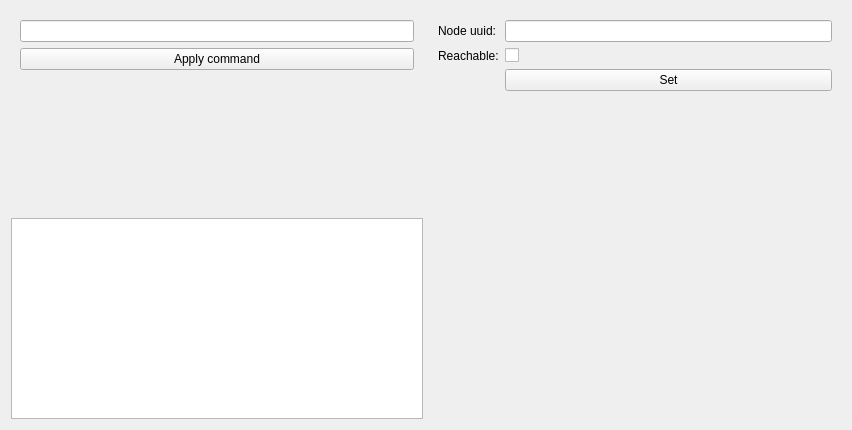
Qt form amr_gui/ui/control/ControlWidget.ui (JakubHazik/amr_fleet) before a commit.
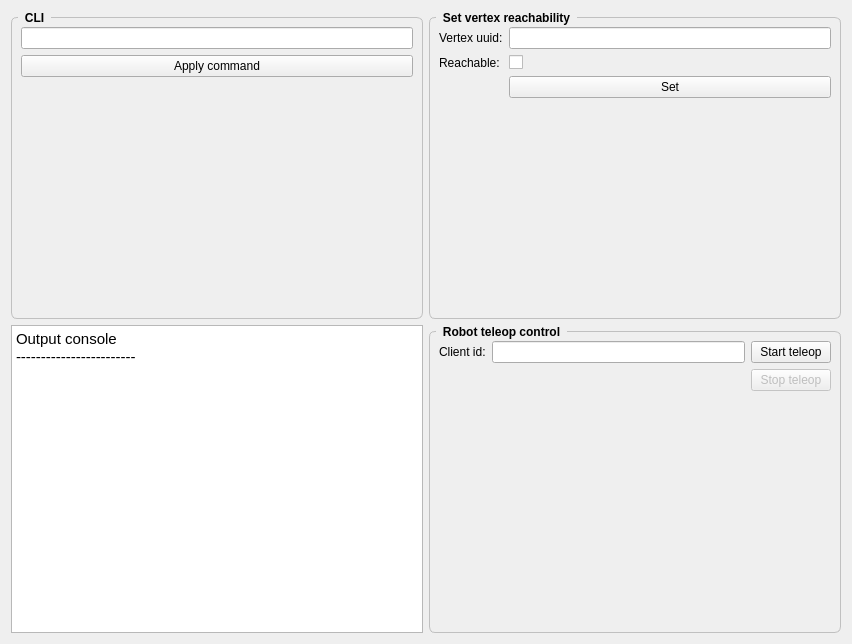
The same form after that commit. Custom widgets are drawn as their Qt base class.

Commit message: implement teleoperation from gui

Diff of the .ui file:
```diff
--- a/amr_gui/ui/control/ControlWidget.ui
+++ b/amr_gui/ui/control/ControlWidget.ui
@@ -7,7 +7,7 @@
     <x>0</x>
     <y>0</y>
     <width>852</width>
-    <height>430</height>
+    <height>644</height>
    </rect>
   </property>
   <property name="windowTitle">
@@ -15,7 +15,24 @@
   </property>
   <layout class="QGridLayout" name="gridLayout">
    <item row="0" column="1">
-    <widget class="QWidget" name="widget_2" native="true">
+    <widget class="QGroupBox" name="groupBox_3">
+     <property name="styleSheet">
+      <string notr="true">QGroupBox {
+    font: bold;
+    border: 1px solid silver;
+    border-radius: 6px;
+    margin-top: 6px;
+}
+
+QGroupBox::title {
+    subcontrol-origin: margin;
+    left: 7px;
+    padding: 0px 5px 0px 5px;
+}</string>
+     </property>
+     <property name="title">
+      <string>Set vertex reachability</string>
+     </property>
      <layout class="QGridLayout" name="gridLayout_3">
       <item row="3" column="1">
        <spacer name="verticalSpacer_2">
@@ -43,7 +60,7 @@
       <item row="0" column="0">
        <widget class="QLabel" name="label">
         <property name="text">
-         <string>Node uuid:</string>
+         <string>Vertex uuid:</string>
         </property>
        </widget>
       </item>
@@ -65,7 +82,24 @@
     </widget>
    </item>
    <item row="0" column="0">
-    <widget class="QWidget" name="widget" native="true">
+    <widget class="QGroupBox" name="groupBox">
+     <property name="styleSheet">
+      <string notr="true">QGroupBox {
+    font: bold;
+    border: 1px solid silver;
+    border-radius: 6px;
+    margin-top: 6px;
+}
+
+QGroupBox::title {
+    subcontrol-origin: margin;
+    left: 7px;
+    padding: 0px 5px 0px 5px;
+}</string>
+     </property>
+     <property name="title">
+      <string>CLI</string>
+     </property>
      <layout class="QGridLayout" name="gridLayout_2">
       <item row="3" column="1">
        <spacer name="verticalSpacer">
@@ -94,20 +128,89 @@
     </widget>
    </item>
    <item row="1" column="1">
-    <widget class="amr_gui::JoyPad" name="widgetJoy" native="true"/>
+    <widget class="QGroupBox" name="groupBox_2">
+     <property name="styleSheet">
+      <string notr="true">QGroupBox {
+    font: bold;
+    border: 1px solid silver;
+    border-radius: 6px;
+    margin-top: 6px;
+}
+
+QGroupBox::title {
+    subcontrol-origin: margin;
+    left: 7px;
+    padding: 0px 5px 0px 5px;
+}</string>
+     </property>
+     <property name="title">
+      <string>Robot teleop control</string>
+     </property>
+     <layout class="QGridLayout" name="gridLayout_4">
+      <item row="2" column="2">
+       <widget class="QPushButton" name="startTeleopBtn">
+        <property name="text">
+         <string>Start teleop</string>
+        </property>
+       </widget>
+      </item>
+      <item row="3" column="2">
+       <widget class="QPushButton" name="stopTeleopBtn">
+        <property name="enabled">
+         <bool>false</bool>
+        </property>
+        <property name="text">
+         <string>Stop teleop</string>
+        </property>
+       </widget>
+      </item>
+      <item row="2" column="0">
+       <widget class="QLabel" name="label_3">
+        <property name="text">
+         <string>Client id:</string>
+        </property>
+       </widget>
+      </item>
+      <item row="2" column="1">
+       <widget class="QLineEdit" name="teleopClientId"/>
+      </item>
+      <item row="4" column="1">
+       <widget class="amr_gui::JoyPad" name="widgetJoy" native="true">
+        <property name="enabled">
+         <bool>false</bool>
+        </property>
+        <property name="minimumSize">
+         <size>
+          <width>200</width>
+          <height>200</height>
+         </size>
+        </property>
+       </widget>
+      </item>
+     </layout>
+    </widget>
    </item>
    <item row="1" column="0">
-    <widget class="QTextEdit" name="commandOutput"/>
+    <widget class="QTextEdit" name="commandOutput">
+     <property name="html">
+      <string>&lt;!DOCTYPE HTML PUBLIC &quot;-//W3C//DTD HTML 4.0//EN&quot; &quot;http://www.w3.org/TR/REC-html40/strict.dtd&quot;&gt;
+&lt;html&gt;&lt;head&gt;&lt;meta name=&quot;qrichtext&quot; content=&quot;1&quot; /&gt;&lt;style type=&quot;text/css&quot;&gt;
+p, li { white-space: pre-wrap; }
+&lt;/style&gt;&lt;/head&gt;&lt;body style=&quot; font-family:'Ubuntu'; font-size:11pt; font-weight:400; font-style:normal;&quot;&gt;
+&lt;p style=&quot; margin-top:0px; margin-bottom:0px; margin-left:0px; margin-right:0px; -qt-block-indent:0; text-indent:0px;&quot;&gt;Output console&lt;/p&gt;
+&lt;p style=&quot; margin-top:0px; margin-bottom:0px; margin-left:0px; margin-right:0px; -qt-block-indent:0; text-indent:0px;&quot;&gt;------------------------&lt;/p&gt;&lt;/body&gt;&lt;/html&gt;</string>
+     </property>
+    </widget>
    </item>
   </layout>
  </widget>
  <customwidgets>
-   <customwidget>
-    <class>amr_gui::JoyPad</class>
-    <extends>QWidget</extends>
-    <header>amr_gui/control/Joypad.h</header>
-   </customwidget>
-  </customwidgets>
+  <customwidget>
+   <class>amr_gui::JoyPad</class>
+   <extends>QWidget</extends>
+   <header>amr_gui/control/Joypad.h</header>
+  </customwidget>
+ </customwidgets>
  <resources/>
  <connections/>
 </ui>
```
The commit also changes 6 other files.
